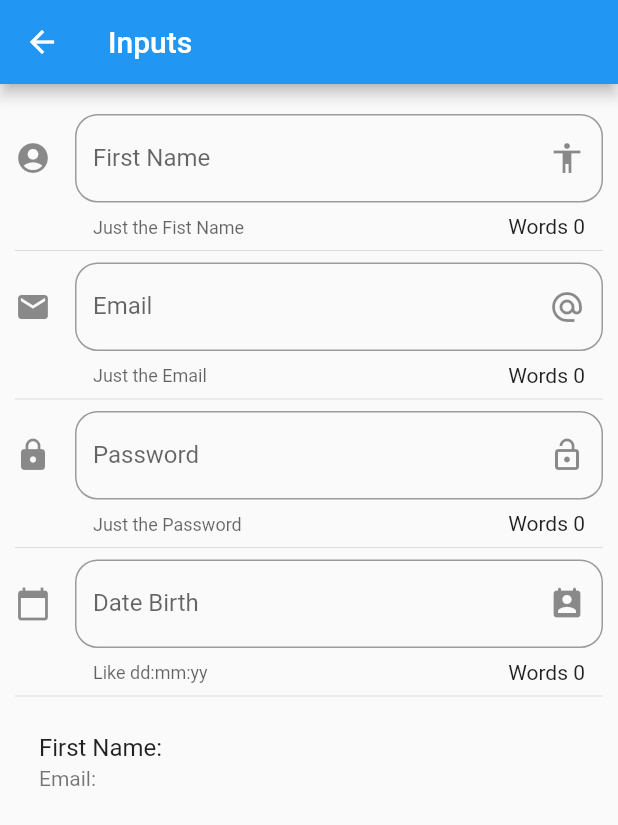
After one commit to danielcaamal/flutter_projects, a Flutter app: the InputPage screen opened by its route, on a phone screen of 412 x 824 dp. The commit adds this screen. Shown: the top 825 px of the screen. Run offline on Flutter 3.47's test engine with Material 2 defaults, Android fonts, the phone set to English and light mode, and no system bars.

Commit message:
InputFields and DatePicker added

```diff
--- a/flutter_components/data/menu_opts.json
+++ b/flutter_components/data/menu_opts.json
@@ -20,6 +20,12 @@
             "ruta" : "animatedContainer",
             "icon" : "donut_large",
             "texto": "Animated Container"
+        },
+        {
+            "ruta" : "inputs",
+            "icon" : "input",
+            "texto": "Inputs"
         }
+
     ]
 }
--- /dev/null
+++ b/flutter_components/lib/src/pages/input_page.dart
@@ -0,0 +1,131 @@
+import 'package:flutter/material.dart';
+
+class InputPage extends StatefulWidget {
+  const InputPage({Key? key}) : super(key: key);
+
+  @override
+  _InputPageState createState() => _InputPageState();
+}
+
+class _InputPageState extends State<InputPage> {
+  String _name = "";
+  String _email = "";
+  String _password = "";
+  String _date = "";
+
+  final _inputFieldDateController = TextEditingController();
+
+  @override
+  Widget build(BuildContext context) {
+    return Scaffold(
+      appBar: AppBar(
+        title: const Text("Inputs"),
+      ),
+      body: ListView(
+        padding: const EdgeInsets.symmetric(horizontal: 10.0, vertical: 20.0),
+        children: <Widget>[
+          _crearFirstNameField(),
+          const Divider(),
+          _createEmailField(),
+          const Divider(),
+          _createPasswordField(),
+          const Divider(),
+          _createDateField(context),
+          const Divider(),
+          _createPerson(),
+        ],
+      ),
+    );
+  }
+
+  Widget _crearFirstNameField() {
+    return TextField(
+      //autofocus: true,
+      textCapitalization: TextCapitalization.sentences,
+      onChanged: (value) => setState(() => _name = value),
+      decoration: InputDecoration(
+          counter: Text('Words ${_name.length}'),
+          hintText: "First Name",
+          helperText: "Just the Fist Name",
+          labelText: "First Name",
+          suffixIcon: const Icon(Icons.accessibility),
+          icon: const Icon(Icons.account_circle),
+          border:
+              OutlineInputBorder(borderRadius: BorderRadius.circular(15.0))),
+    );
+  }
+
+  Widget _createPerson() {
+    return ListTile(
+      title: Text("First Name: $_name"),
+      subtitle: Text("Email: $_email"),
+    );
+  }
+
+  Widget _createEmailField() {
+    return TextField(
+      onChanged: (value) => setState(() => _email = value),
+      keyboardType: TextInputType.emailAddress,
+      decoration: InputDecoration(
+          counter: Text('Words ${_name.length}'),
+          hintText: "Email",
+          helperText: "Just the Email",
+          labelText: "Email",
+          suffixIcon: const Icon(Icons.alternate_email),
+          icon: const Icon(Icons.email),
+          border:
+              OutlineInputBorder(borderRadius: BorderRadius.circular(15.0))),
+    );
+  }
+
+  Widget _createPasswordField() {
+    return TextField(
+      onChanged: (value) => setState(() => _password = value),
+      obscureText: true,
+      decoration: InputDecoration(
+          counter: Text('Words ${_name.length}'),
+          hintText: "Password",
+          helperText: "Just the Password",
+          labelText: "Password",
+          suffixIcon: const Icon(Icons.lock_open),
+          icon: const Icon(Icons.lock),
+          border:
+              OutlineInputBorder(borderRadius: BorderRadius.circular(15.0))),
+    );
+  }
+
+  Widget _createDateField(BuildContext context) {
+    return TextField(
+      controller: _inputFieldDateController,
+      enableInteractiveSelection: false,
+      onTap: () {
+        FocusScope.of(context).requestFocus(FocusNode());
+        _selectDate(context);
+      },
+      decoration: InputDecoration(
+          counter: Text('Words ${_name.length}'),
+          hintText: "Date Birth",
+          helperText: "Like dd:mm:yy",
+          labelText: "Date Birth",
+          suffixIcon: const Icon(Icons.perm_contact_calendar_rounded),
+          icon: const Icon(Icons.calendar_today),
+          border:
+              OutlineInputBorder(borderRadius: BorderRadius.circular(15.0))),
+    );
+  }
+
+  void _selectDate(BuildContext context) async {
+    DateTime? picked = await showDatePicker(
+      context: context,
+      initialDate: DateTime.now(),
+      firstDate: DateTime(2020),
+      lastDate: DateTime(2025),
+    );
+    if (picked != null) {
+      setState(() {
+        _date = picked.toString();
+        _inputFieldDateController.text = _date;
+      });
+    }
+  }
+}
--- a/flutter_components/lib/src/routes/routes.dart
+++ b/flutter_components/lib/src/routes/routes.dart
@@ -4,6 +4,7 @@ import 'package:flutter_components/src/pages/animated_container_page.dart';
 import 'package:flutter_components/src/pages/avatar_page.dart';
 import 'package:flutter_components/src/pages/card_page.dart';
 import 'package:flutter_components/src/pages/home_page.dart';
+import 'package:flutter_components/src/pages/input_page.dart';
 
 Map<String, WidgetBuilder> getApplicationRoutes() {
   return <String, WidgetBuilder>{
@@ -12,5 +13,6 @@ Map<String, WidgetBuilder> getApplicationRoutes() {
     'avatar': (context) => const AvatarPage(),
     'card': (context) => const CardPage(),
     'animatedContainer': (context) => const AnimatedContainerPage(),
+    'inputs': (context) => const InputPage(),
   };
 }
--- a/flutter_components/lib/src/utils/icon_string_utils.dart
+++ b/flutter_components/lib/src/utils/icon_string_utils.dart
@@ -5,6 +5,7 @@ final _icons = <String, IconData>{
   'accessibility': Icons.accessibility,
   'folder_open': Icons.folder_open,
   'donut_large': Icons.donut_large,
+  'input': Icons.input,
 };
 
 Icon getIcon(String iconName) {
```
